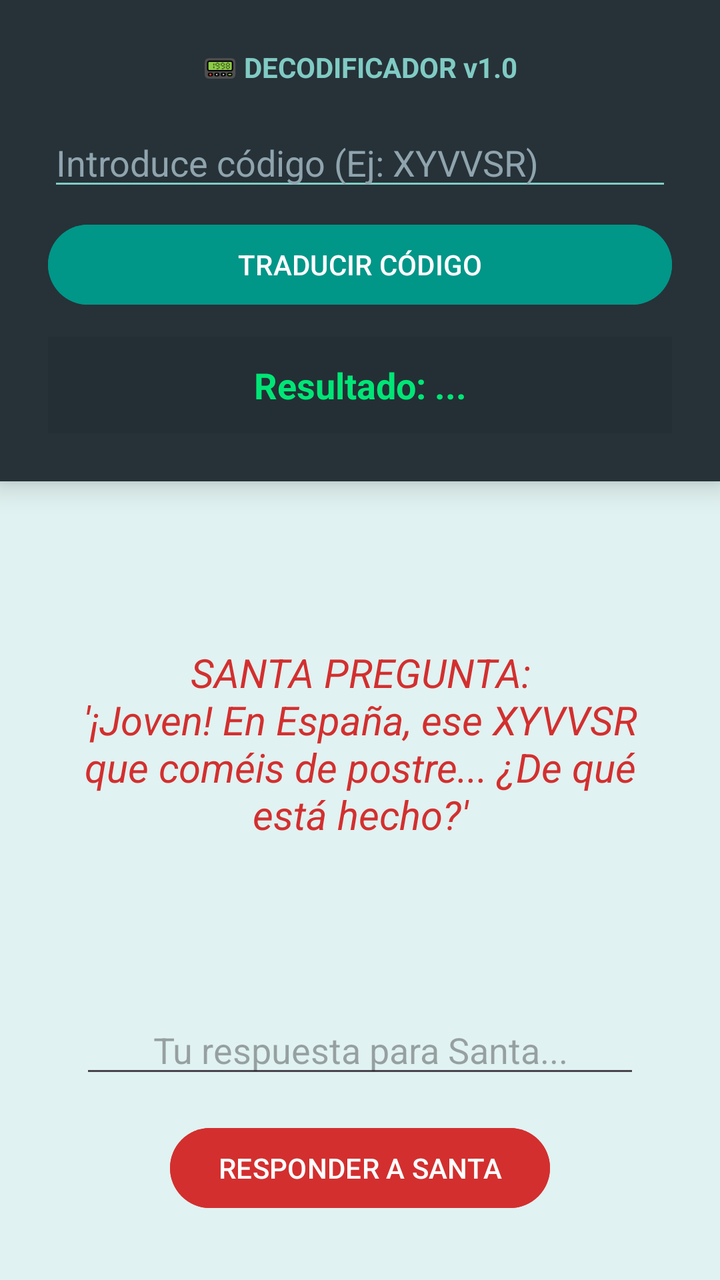
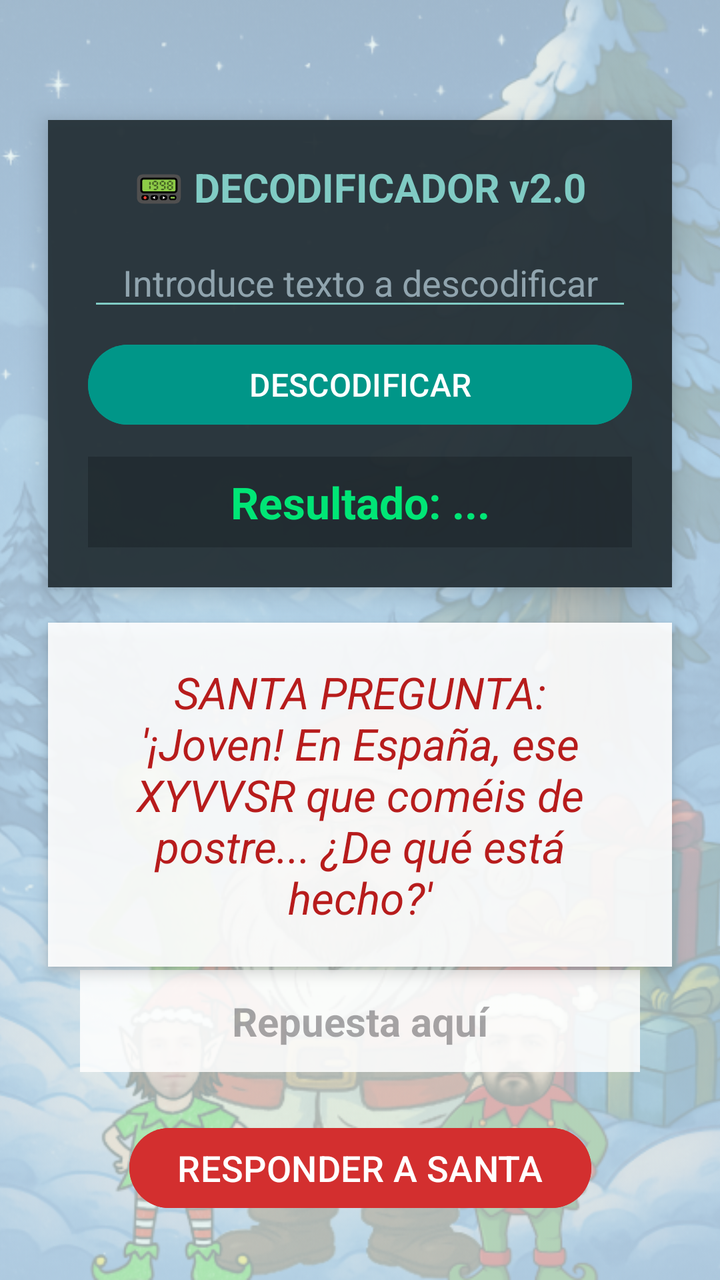

Compare the two renders of this Android layout. The source of the first and the diff that turns it into the second are given below.
<!-- AndroidManifest.xml: application theme Theme.NavidAPP_2DAM -->
<!-- res/layout/fragment_juego_descifrar.xml -->
<?xml version="1.0" encoding="utf-8"?>
<androidx.constraintlayout.widget.ConstraintLayout
    xmlns:android="http://schemas.android.com/apk/res/android"
    xmlns:app="http://schemas.android.com/apk/res-auto"
    android:layout_width="match_parent"
    android:layout_height="match_parent"
    android:background="#E0F2F1">

    <LinearLayout
        android:id="@+id/panelDecodificador"
        android:layout_width="match_parent"
        android:layout_height="wrap_content"
        android:orientation="vertical"
        android:background="#263238"
        android:padding="24dp"
        android:elevation="8dp"
        app:layout_constraintTop_toTopOf="parent">

        <TextView
            android:layout_width="wrap_content"
            android:layout_height="wrap_content"
            android:text="📟 DECODIFICADOR v1.0"
            android:textColor="#80CBC4"
            android:textStyle="bold"
            android:layout_gravity="center"/>

        <EditText
            android:id="@+id/etEntradaCifrada"
            android:layout_width="match_parent"
            android:layout_height="wrap_content"
            android:hint="Introduce código (Ej: XYVVSR)"
            android:textColorHint="#90A4AE"
            android:textColor="#FFFFFF"
            android:backgroundTint="#80CBC4"
            android:layout_marginTop="16dp"/>

        <Button
            android:id="@+id/btnDecodificar"
            android:layout_width="match_parent"
            android:layout_height="wrap_content"
            android:text="TRADUCIR CÓDIGO"
            android:backgroundTint="#009688"
            android:layout_marginTop="8dp"/>

        <TextView
            android:id="@+id/tvResultadoDecodificado"
            android:layout_width="match_parent"
            android:layout_height="wrap_content"
            android:text="Resultado: ..."
            android:textColor="#00E676"
            android:textSize="18sp"
            android:textStyle="bold"
            android:gravity="center"
            android:padding="12dp"
            android:background="#10000000"
            android:layout_marginTop="12dp"/>
    </LinearLayout>

    <TextView
        android:id="@+id/tvPregunta"
        android:layout_width="0dp"
        android:layout_height="wrap_content"
        android:text="SANTA PREGUNTA:\n'¡Joven! En España, ese XYVVSR que coméis de postre... ¿De qué está hecho?'"
        android:textSize="20sp"
        android:gravity="center"
        android:textStyle="italic"
        android:textColor="#D32F2F"
        android:padding="24dp"
        app:layout_constraintTop_toBottomOf="@id/panelDecodificador"
        app:layout_constraintStart_toStartOf="parent"
        app:layout_constraintEnd_toEndOf="parent"
        app:layout_constraintBottom_toTopOf="@id/etRespuestaFinal"/>

    <EditText
        android:id="@+id/etRespuestaFinal"
        android:layout_width="0dp"
        android:layout_height="wrap_content"
        android:hint="Tu respuesta para Santa..."
        android:textAlignment="center"
        android:layout_marginHorizontal="40dp"
        android:layout_marginBottom="16dp"
        app:layout_constraintBottom_toTopOf="@+id/btnEnviarRespuesta"
        app:layout_constraintStart_toStartOf="parent"
        app:layout_constraintEnd_toEndOf="parent"/>

    <Button
        android:id="@+id/btnEnviarRespuesta"
        android:layout_width="wrap_content"
        android:layout_height="wrap_content"
        android:text="RESPONDER A SANTA"
        android:backgroundTint="#D32F2F"
        android:layout_marginBottom="32dp"
        app:layout_constraintBottom_toBottomOf="parent"
        app:layout_constraintStart_toStartOf="parent"
        app:layout_constraintEnd_toEndOf="parent"/>

</androidx.constraintlayout.widget.ConstraintLayout>
<!-- resources referenced by this layout -->
<resources>
  <style name="Theme.NavidAPP_2DAM" parent="Base.Theme.NavidAPP_2DAM" />
  <style name="Base.Theme.NavidAPP_2DAM" parent="Theme.Material3.DayNight.NoActionBar">
          
          
      </style>
</resources>

<!-- the commit's change to res/layout/fragment_juego_descifrar.xml (unified diff, before → after) -->
@@ -6,39 +6,55 @@
     android:layout_height="match_parent"
     android:background="#E0F2F1">
 
+    <ImageView
+        android:layout_width="match_parent"
+        android:layout_height="match_parent"
+        android:src="@drawable/fondo_principal"
+        android:scaleType="centerCrop"
+        android:alpha="0.3"/>
+
     <LinearLayout
         android:id="@+id/panelDecodificador"
         android:layout_width="match_parent"
         android:layout_height="wrap_content"
         android:orientation="vertical"
-        android:background="#263238"
-        android:padding="24dp"
+        android:background="#F2263238"
+        android:padding="20dp"
         android:elevation="8dp"
-        app:layout_constraintTop_toTopOf="parent">
+        android:layout_marginHorizontal="24dp"
+        android:layout_marginTop="60dp"
+        android:layout_marginBottom="16dp"
+        app:layout_constraintTop_toTopOf="parent"
+        app:layout_constraintStart_toStartOf="parent"
+        app:layout_constraintEnd_toEndOf="parent">
 
         <TextView
             android:layout_width="wrap_content"
             android:layout_height="wrap_content"
-            android:text="📟 DECODIFICADOR v1.0"
+            android:text="📟 DECODIFICADOR v2.0"
             android:textColor="#80CBC4"
             android:textStyle="bold"
+            android:textSize="20sp"
             android:layout_gravity="center"/>
 
         <EditText
             android:id="@+id/etEntradaCifrada"
             android:layout_width="match_parent"
             android:layout_height="wrap_content"
-            android:hint="Introduce código (Ej: XYVVSR)"
+            android:hint="Introduce texto a descodificar"
             android:textColorHint="#90A4AE"
             android:textColor="#FFFFFF"
+            android:textSize="18sp"
+            android:textAlignment="center"
             android:backgroundTint="#80CBC4"
-            android:layout_marginTop="16dp"/>
+            android:layout_marginTop="12dp"/>
 
         <Button
             android:id="@+id/btnDecodificar"
             android:layout_width="match_parent"
             android:layout_height="wrap_content"
-            android:text="TRADUCIR CÓDIGO"
+            android:text="DESCODIFICAR"
+            android:textSize="16sp"
             android:backgroundTint="#009688"
             android:layout_marginTop="8dp"/>
 
@@ -48,11 +64,11 @@
             android:layout_height="wrap_content"
             android:text="Resultado: ..."
             android:textColor="#00E676"
-            android:textSize="18sp"
+            android:textSize="22sp"
             android:textStyle="bold"
             android:gravity="center"
-            android:padding="12dp"
-            android:background="#10000000"
+            android:padding="8dp"
+            android:background="#33000000"
             android:layout_marginTop="12dp"/>
     </LinearLayout>
 
@@ -61,11 +77,15 @@
         android:layout_width="0dp"
         android:layout_height="wrap_content"
         android:text="SANTA PREGUNTA:\n'¡Joven! En España, ese XYVVSR que coméis de postre... ¿De qué está hecho?'"
-        android:textSize="20sp"
+        android:textSize="22sp"
         android:gravity="center"
         android:textStyle="italic"
-        android:textColor="#D32F2F"
-        android:padding="24dp"
+        android:textColor="#B71C1C"
+        android:background="#E6FFFFFF"
+        android:padding="20dp"
+        android:elevation="4dp"
+        android:layout_marginHorizontal="24dp"
+        android:layout_marginTop="16dp"
         app:layout_constraintTop_toBottomOf="@id/panelDecodificador"
         app:layout_constraintStart_toStartOf="parent"
         app:layout_constraintEnd_toEndOf="parent"
@@ -75,10 +95,15 @@
         android:id="@+id/etRespuestaFinal"
         android:layout_width="0dp"
         android:layout_height="wrap_content"
-        android:hint="Tu respuesta para Santa..."
+        android:hint="Repuesta aquí"
         android:textAlignment="center"
+        android:textSize="20sp"
+        android:textStyle="bold"
+        android:textColor="#1B5E20"
+        android:background="#D9FFFFFF"
+        android:padding="12dp"
         android:layout_marginHorizontal="40dp"
-        android:layout_marginBottom="16dp"
+        android:layout_marginBottom="24dp"
         app:layout_constraintBottom_toTopOf="@+id/btnEnviarRespuesta"
         app:layout_constraintStart_toStartOf="parent"
         app:layout_constraintEnd_toEndOf="parent"/>
@@ -88,6 +113,7 @@
         android:layout_width="wrap_content"
         android:layout_height="wrap_content"
         android:text="RESPONDER A SANTA"
+        android:textSize="18sp"
         android:backgroundTint="#D32F2F"
         android:layout_marginBottom="32dp"
         app:layout_constraintBottom_toBottomOf="parent"
<!-- resource entries referenced after the edit -->
@@ -1,5 +1,6 @@
 <!-- resources referenced by this layout -->
 <resources>
+  <!-- drawable fondo_principal: png bitmap (drawable, 873567 bytes) -->
   <style name="Theme.NavidAPP_2DAM" parent="Base.Theme.NavidAPP_2DAM" />
   <style name="Base.Theme.NavidAPP_2DAM" parent="Theme.Material3.DayNight.NoActionBar">
           
